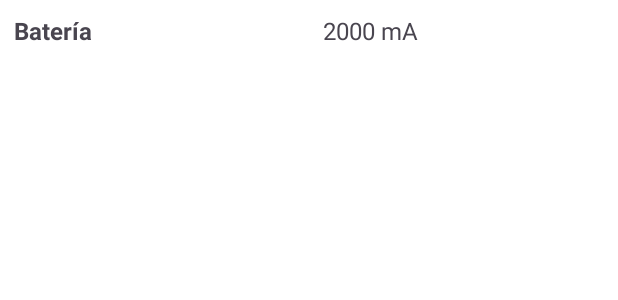
After one commit to Unshesho/meli-android-free-market, an Android app: the layout ui_item_pair_text.xml on its own in the app's theme, with its tools: preview values and no code run, on a phone screen of 412 x 824 dp. The commit adds this screen. Shown: the top 300 px of the screen. Run offline under Robolectric (Android 15) with nearby library versions, the phone set to English and light mode, and no system bars.

Commit message:
add: pair text component

```diff
--- /dev/null
+++ b/ui-components/src/main/java/com/meli/uicomponents/components/view/PairTextView.kt
@@ -0,0 +1,36 @@
+package com.meli.uicomponents.components.view
+
+import android.content.Context
+import android.content.Context.LAYOUT_INFLATER_SERVICE
+import android.util.AttributeSet
+import android.view.LayoutInflater
+import androidx.constraintlayout.widget.ConstraintLayout
+import com.meli.uicomponents.databinding.UiComponentPairTextViewBinding
+
+data class AttrsPairTextView(
+    val firstText: String? = null,
+    val secondText: String? = null
+)
+
+class PairTextView @JvmOverloads constructor(
+    context: Context,
+    private val attrs: AttributeSet? = null,
+    defStyleAttr: Int = 0
+) : ConstraintLayout(context, attrs, defStyleAttr) {
+    private var binding: UiComponentPairTextViewBinding? = null
+
+    init {
+        val inflater = context.getSystemService(LAYOUT_INFLATER_SERVICE) as LayoutInflater
+        binding = UiComponentPairTextViewBinding.inflate(inflater, this)
+    }
+
+    fun setAttributes(attrs: AttrsPairTextView) {
+        setTexts(attrs)
+    }
+
+    private fun setTexts(attrs: AttrsPairTextView) = binding?.apply {
+        componentPairTextViewKey.text = attrs.firstText
+        componentPairTextViewValue.text = attrs.secondText
+    }
+
+}
--- /dev/null
+++ b/ui-components/src/main/res/layout/ui_component_pair_text_view.xml
@@ -0,0 +1,38 @@
+<?xml version="1.0" encoding="utf-8"?>
+<merge xmlns:android="http://schemas.android.com/apk/res/android"
+    xmlns:app="http://schemas.android.com/apk/res-auto"
+    xmlns:tools="http://schemas.android.com/tools"
+    android:layout_width="match_parent"
+    android:layout_height="match_parent"
+    tools:parentTag="androidx.constraintlayout.widget.ConstraintLayout">
+
+    <androidx.constraintlayout.widget.Guideline
+        android:id="@+id/guideline"
+        android:layout_width="match_parent"
+        android:layout_height="wrap_content"
+        android:orientation="vertical"
+        app:layout_constraintGuide_percent="0.5" />
+
+    <TextView
+        android:id="@+id/component_pair_text_view_key"
+        android:layout_width="wrap_content"
+        android:layout_height="wrap_content"
+        android:layout_margin="@dimen/ui_margin_9"
+        android:text="Batería"
+        android:textSize="@dimen/ui_body_16"
+        android:textStyle="bold"
+        app:layout_constraintStart_toStartOf="parent"
+        app:layout_constraintTop_toTopOf="parent" />
+
+    <TextView
+        android:id="@+id/component_pair_text_view_value"
+        android:layout_width="wrap_content"
+        android:layout_height="wrap_content"
+        android:layout_margin="@dimen/ui_margin_9"
+        android:text="2000 mA"
+        android:textSize="@dimen/ui_body_16"
+        app:layout_constraintStart_toEndOf="@id/guideline"
+        app:layout_constraintTop_toTopOf="parent" />
+
+
+</merge>
--- /dev/null
+++ b/ui-components/src/main/res/layout/ui_item_pair_text.xml
@@ -0,0 +1,7 @@
+<?xml version="1.0" encoding="utf-8"?>
+<com.meli.uicomponents.components.view.PairTextView xmlns:android="http://schemas.android.com/apk/res/android"
+    android:id="@+id/ui_item_pair_text"
+    android:layout_width="match_parent"
+    android:layout_height="match_parent">
+
+</com.meli.uicomponents.components.view.PairTextView>
--- a/ui-components/src/main/res/values/dimens.xml
+++ b/ui-components/src/main/res/values/dimens.xml
@@ -10,5 +10,6 @@
     <dimen name="ui_header_24">24sp</dimen>
     <dimen name="ui_header_20">20sp</dimen>
     <dimen name="ui_body_18">18sp</dimen>
+    <dimen name="ui_body_16">16sp</dimen>
     <dimen name="ui_body_14">14sp</dimen>
 </resources>
```
Also changed, not shown: ui-components/src/main/java/com/meli/uicomponents/groupcomponent/pairtextlist/PairTextListComponent.kt (added, +36 -0 lines), ui-components/src/main/java/com/meli/uicomponents/groupcomponent/pairtextlist/adapter/PairTextListComponentAdapter.kt (added, +28 -0 lines), ui-components/src/main/java/com/meli/uicomponents/groupcomponent/pairtextlist/adapter/PairTextListComponentViewHolder.kt (added, +19 -0 lines), ui-components/src/main/res/layout/ui_group_component_pair_text_list.xml (added, +14 -0 lines), ui-components/src/main/java/com/meli/uicomponents/groupcomponent/cardlist/ThumbnailCardListComponent.kt (line endings or trailing spaces).
